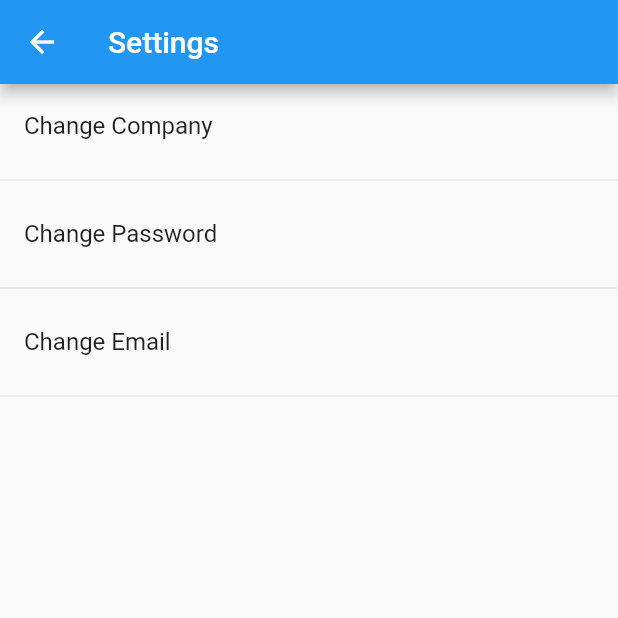
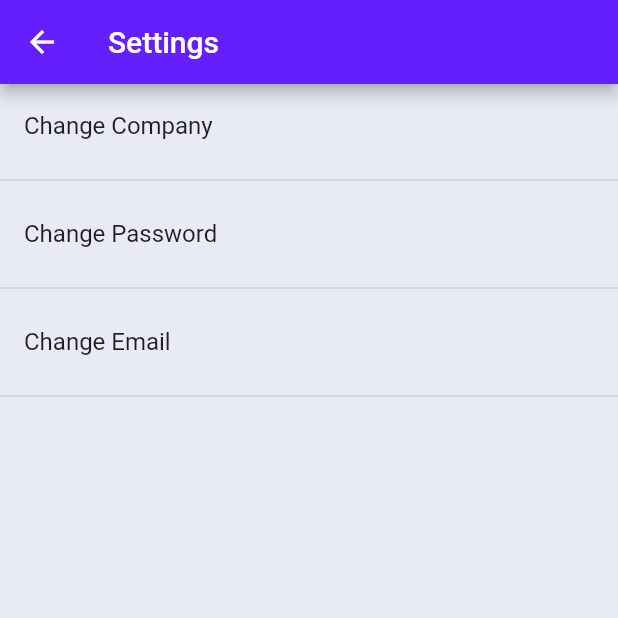
Before and after one commit to akukerang/real-worth, a Flutter app: the screen it shows once a user with an empty profile is signed in, item 2 of the bottom bar chosen, after a tap on the "settings" icon, on a phone screen of 412 x 824 dp, the top half of it. Run offline on Flutter 3.47's test engine with Material 2 defaults, Android fonts, the phone set to English and light mode, and no system bars; our stand-ins replace cloud_firestore, firebase_auth, firebase_core, syncfusion_flutter_charts; accounts and stored records are empty.

Commit message:
more styles
mainly logged in

```diff
--- a/lib/homePage.dart
+++ b/lib/homePage.dart
@@ -77,12 +77,14 @@ class HomePageState extends State<HomePage> {
   @override
   Widget build(BuildContext context) {
     return Scaffold(
+      backgroundColor: Colors.indigo[50],
       body: Center(
         child: _widgetOptions.elementAt(_selectedIndex),
       ),
       floatingActionButton: _selectedIndex == 0
           ? FloatingActionButton(
               onPressed: _updateCategory,
+              backgroundColor: Colors.deepPurpleAccent[400],
               child: const Icon(Icons.sort),
             )
           : null,
@@ -102,7 +104,7 @@ class HomePageState extends State<HomePage> {
           ),
         ],
         currentIndex: _selectedIndex,
-        selectedItemColor: Colors.amber[800],
+        selectedItemColor: Colors.deepPurpleAccent[400],
         onTap: _onItemTapped,
       ),
     );
--- a/lib/login_forms/login_page1.dart
+++ b/lib/login_forms/login_page1.dart
@@ -60,10 +60,11 @@ class _LoginPageState extends State<LoginPage> {
                 children: [
                   const SizedBox(height: 60),
 
-                  Text(
+                  const Text(
                     'Welcome!',
                     style: TextStyle(
-                      color: Colors.grey[700],
+                      color: Colors.black,
+                      fontWeight: FontWeight.w500,
                       fontSize: 32,
                     ),
                   ),
--- a/lib/profile/changeCompany.dart
+++ b/lib/profile/changeCompany.dart
@@ -83,6 +83,7 @@ class _EditCompanyState extends State<EditCompany> {
                     const Text("Your company has been successfully changed"),
                 actions: [
                   ElevatedButton(
+                    style: ElevatedButton.styleFrom(backgroundColor: Colors.deepPurpleAccent[400]),
                       onPressed: () {
                         Navigator.pop(context);
                       },
@@ -96,7 +97,9 @@ class _EditCompanyState extends State<EditCompany> {
   @override
   Widget build(BuildContext context) {
     return Scaffold(
+      backgroundColor: Colors.indigo[50],
       appBar: AppBar(
+        backgroundColor: Colors.deepPurpleAccent[400],
         title: const Text('Company List'),
       ),
       body: Column(
@@ -168,6 +171,7 @@ class _EditCompanyState extends State<EditCompany> {
                 Padding(
                   padding: const EdgeInsets.all(8.0),
                   child: ElevatedButton(
+                    style: ElevatedButton.styleFrom(backgroundColor: Colors.deepPurpleAccent[400]),
                     onPressed: _submitSelection,
                     child: const Text('Select Company'),
                   ),
@@ -177,6 +181,7 @@ class _EditCompanyState extends State<EditCompany> {
         ],
       ),
       floatingActionButton: FloatingActionButton(
+        backgroundColor: Colors.deepPurpleAccent[400],
         onPressed: () {
           Navigator.push(
             context,
--- a/lib/profile/changeEmail.dart
+++ b/lib/profile/changeEmail.dart
@@ -41,7 +41,9 @@ class _changeEmailState extends State<changeEmail> {
   @override
   Widget build(BuildContext context) {
     return Scaffold(
+      backgroundColor: Colors.indigo[50],
       appBar: AppBar(
+        backgroundColor: Colors.deepPurpleAccent[400],
         title: const Text("Change Email"),
       ),
       body: SingleChildScrollView(
@@ -144,7 +146,7 @@ class _changeEmailState extends State<changeEmail> {
                                       "Your email has been successfully changed"),
                                   actions: [
                                     ElevatedButton(
-                                        style: componentStyle.elevatedStyle(),
+                                        style: ElevatedButton.styleFrom(backgroundColor: Colors.deepPurple[400]),//elevatedStyle(),
                                         onPressed: () {
                                           Navigator.pop(context);
                                         },
--- a/lib/profile/changePassword.dart
+++ b/lib/profile/changePassword.dart
@@ -47,7 +47,9 @@ class _changePasswordState extends State<changePassword> {
   @override
   Widget build(BuildContext context) {
     return Scaffold(
+      backgroundColor: Colors.indigo[50],
       appBar: AppBar(
+        backgroundColor: Colors.deepPurpleAccent[400],
         title: const Text("Edit Password"),
       ),
       body: SingleChildScrollView(
@@ -138,7 +140,7 @@ class _changePasswordState extends State<changePassword> {
                                       "Your password has been successfully changed"),
                                   actions: [
                                     ElevatedButton(
-                                        style: componentStyle.elevatedStyle(),
+                                        style: ElevatedButton.styleFrom(backgroundColor: Colors.deepPurpleAccent[400]),//elevatedStyle(),
                                         onPressed: () {
                                           Navigator.pop(context);
                                         },
--- a/lib/profile/editprofile.dart
+++ b/lib/profile/editprofile.dart
@@ -51,8 +51,10 @@ class _EditProfilePageState extends State<EditProfilePage> {
             _race = currentUser['race'];
             _gender = currentUser['gender'];
             return Scaffold(
+              backgroundColor: Colors.indigo[50],
               appBar: AppBar(
                 title: const Text("Edit Profile"),
+                backgroundColor: Colors.deepPurpleAccent[400],
               ),
               body: SingleChildScrollView(
                 child: Form(
--- a/lib/profile/profile.dart
+++ b/lib/profile/profile.dart
@@ -56,7 +56,9 @@ class _ProfilePageState extends State<ProfilePage> {
           Map<String, dynamic> company =
               snapshot.data![1].data() as Map<String, dynamic>;
           return Scaffold(
+            backgroundColor: Colors.indigo[50],
             appBar: AppBar(
+              backgroundColor: Colors.deepPurpleAccent[400],
               title: const Text('Your Profile'),
               actions: <Widget>[
                 IconButton(
@@ -168,7 +170,8 @@ class _ProfilePageState extends State<ProfilePage> {
                   const SizedBox(height: 24.0),
                   Center(
                     child: ElevatedButton(
-                      style: componentStyle.elevatedStyle(),
+                      style: ElevatedButton.styleFrom(backgroundColor: Colors.deepPurpleAccent[400]),
+                      //style: componentStyle.elevatedStyle(),
                       child: const Text('Edit Profile'),
                       onPressed: () {
                         Navigator.push(
--- a/lib/profile/settings.dart
+++ b/lib/profile/settings.dart
@@ -11,7 +11,9 @@ class SettingsPage extends StatelessWidget {
   @override
   Widget build(BuildContext context) {
     return Scaffold(
+      backgroundColor: Colors.indigo[50],
       appBar: AppBar(
+        backgroundColor: Colors.deepPurpleAccent[400],
         title: const Text('Settings'),
       ),
       body: ListView(
@@ -27,7 +29,7 @@ class SettingsPage extends StatelessWidget {
                           )));
             },
           ),
-          const Divider(),
+          const Divider(thickness: 1.0),
           ListTile(
             title: const Text('Change Password'),
             onTap: () {
@@ -37,7 +39,7 @@ class SettingsPage extends StatelessWidget {
                       builder: (context) => const changePassword()));
             },
           ),
-          const Divider(),
+          const Divider(thickness: 1.0),
           ListTile(
             title: const Text('Change Email'),
             onTap: () {
@@ -45,7 +47,7 @@ class SettingsPage extends StatelessWidget {
                   MaterialPageRoute(builder: (context) => const changeEmail()));
             },
           ),
-          const Divider(),
+          const Divider(thickness: 1.0),
         ],
       ),
     );
--- a/lib/salary_page/salary.dart
+++ b/lib/salary_page/salary.dart
@@ -43,8 +43,10 @@ class _SalaryPageState extends State<SalaryPage> {
   @override
   Widget build(BuildContext context) {
     return Scaffold(
+      backgroundColor: Colors.indigo[50],
       appBar: AppBar(
         title: const Text('Salary Page'),
+        backgroundColor: Colors.deepPurpleAccent[400],
         actions: <Widget>[
           IconButton(
             icon: const Icon(Icons.refresh),
```
